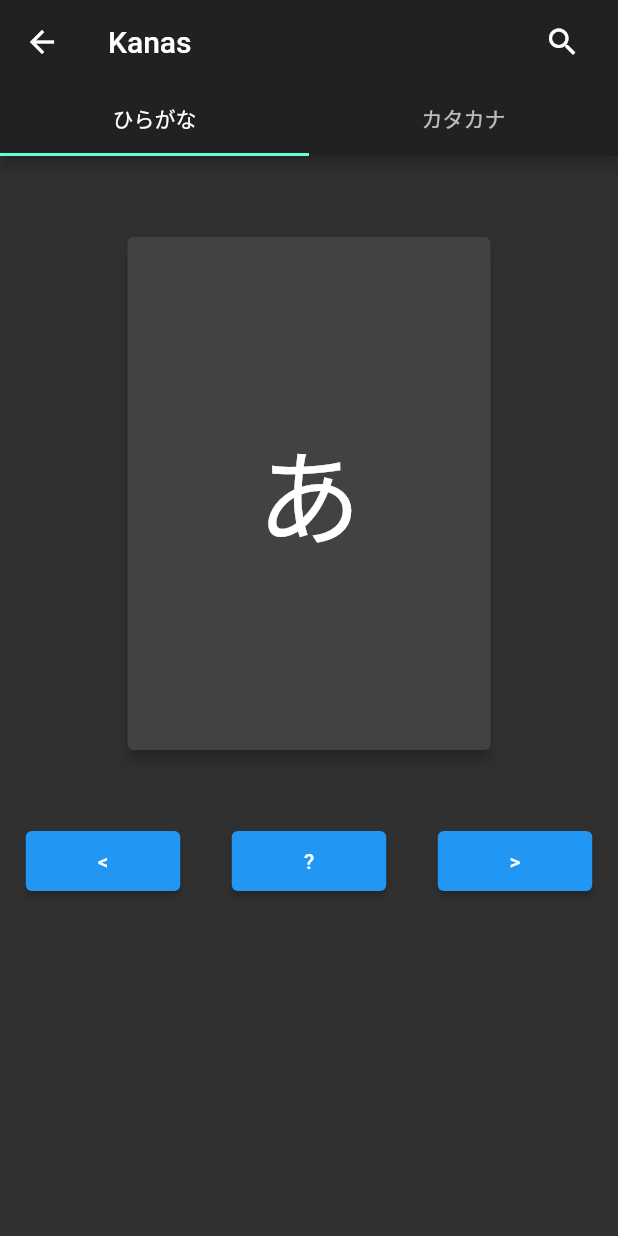
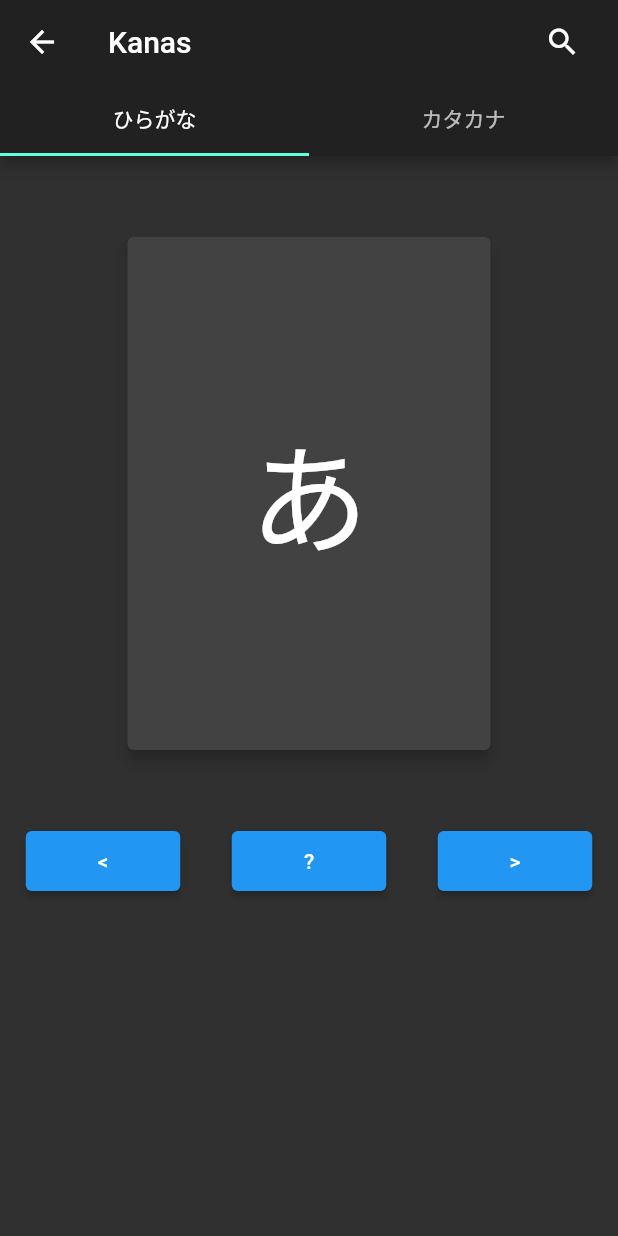
Before and after one commit to svlobao/flashcards_ON_HOLD, a Flutter app: the Kanas screen opened by its route, on a phone screen of 412 x 824 dp. Run offline on Flutter 3.47's test engine with Material 2 defaults, Android fonts, the phone set to English and light mode, and no system bars; drawn by our look-alikes of flip_card.

```diff
--- a/lib/widgets/flashcards.dart
+++ b/lib/widgets/flashcards.dart
@@ -42,7 +42,7 @@ class _CustomCardState extends State<CustomCard> {
         child: Center(
           child: Text(
             widget.frontLabel,
-            style: const TextStyle(fontSize: 70.0),
+            style: const TextStyle(fontSize: 80.0),
           ),
         ),
       ),
@@ -52,11 +52,11 @@ class _CustomCardState extends State<CustomCard> {
           mainAxisAlignment: MainAxisAlignment.center,
           children: [
             Padding(
-              padding: const EdgeInsets.symmetric(vertical: 95.0),
+              padding: const EdgeInsets.symmetric(vertical: 80.0),
               child: Text(
                 widget.backLabel,
                 style:
-                    const TextStyle(fontSize: 40.0, color: Colors.greenAccent),
+                    const TextStyle(fontSize: 60.0, color: Colors.greenAccent),
               ),
             ),
             const Padding(
--- a/lib/widgets/triple_buttons.dart
+++ b/lib/widgets/triple_buttons.dart
@@ -5,7 +5,7 @@ import 'package:flutter/material.dart';
 
 class TripleButtons extends StatefulWidget {
   int currentIndex;
-  List<FlashcardData> flashCards;
+  final List<FlashcardData> flashCards;
 
   TripleButtons(
       {Key? key, required this.currentIndex, required this.flashCards})
@@ -16,12 +16,8 @@ class TripleButtons extends StatefulWidget {
 }
 
 class _TripleButtonsState extends State<TripleButtons> {
-  void increaseIndex() {
-    widget.currentIndex + 1 >= widget.flashCards.length
-        ? widget.currentIndex = 0
-        : widget.currentIndex += 1;
-  }
-
+  @override
+  Widget build(BuildContext context) {
     void decreaseIndex() {
       widget.currentIndex - 1 <= 0
           ? widget.currentIndex = widget.flashCards.length - 1
@@ -32,8 +28,12 @@ class _TripleButtonsState extends State<TripleButtons> {
       widget.currentIndex = Random().nextInt(widget.flashCards.length);
     }
 
-  @override
-  Widget build(BuildContext context) {
+    void increaseIndex() {
+      widget.currentIndex + 1 >= widget.flashCards.length
+          ? widget.currentIndex = 0
+          : widget.currentIndex += 1;
+    }
+
     return Row(
       mainAxisAlignment: MainAxisAlignment.spaceAround,
       children: [
```
Lines whose indentation alone changed are shown as unchanged.
